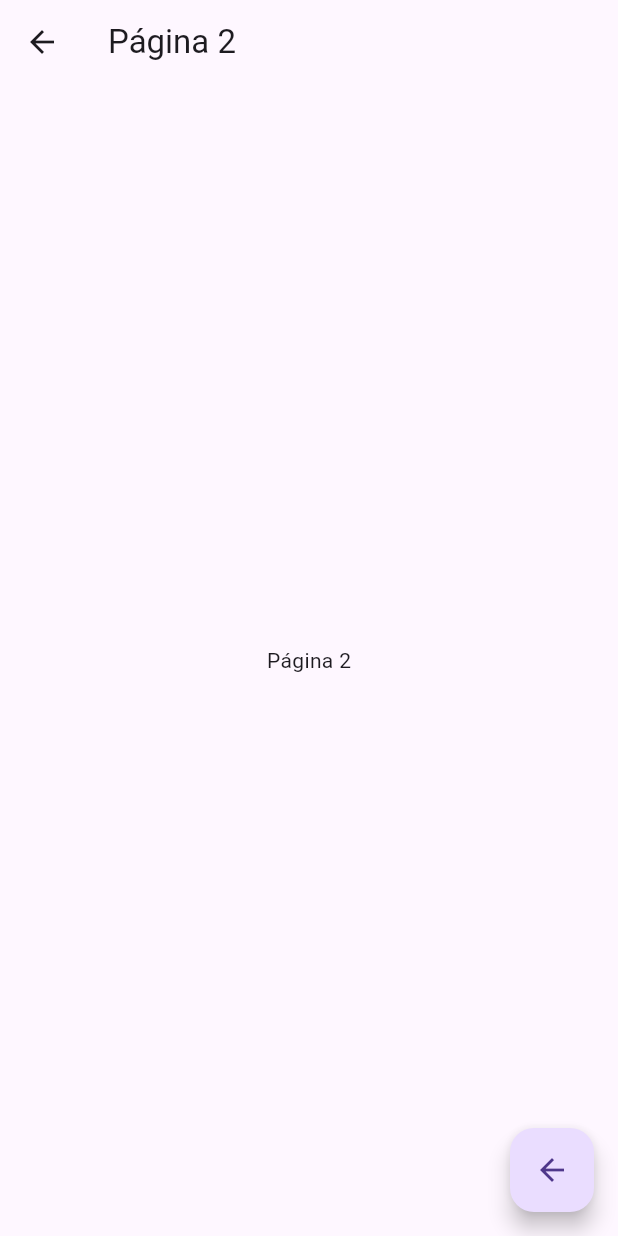
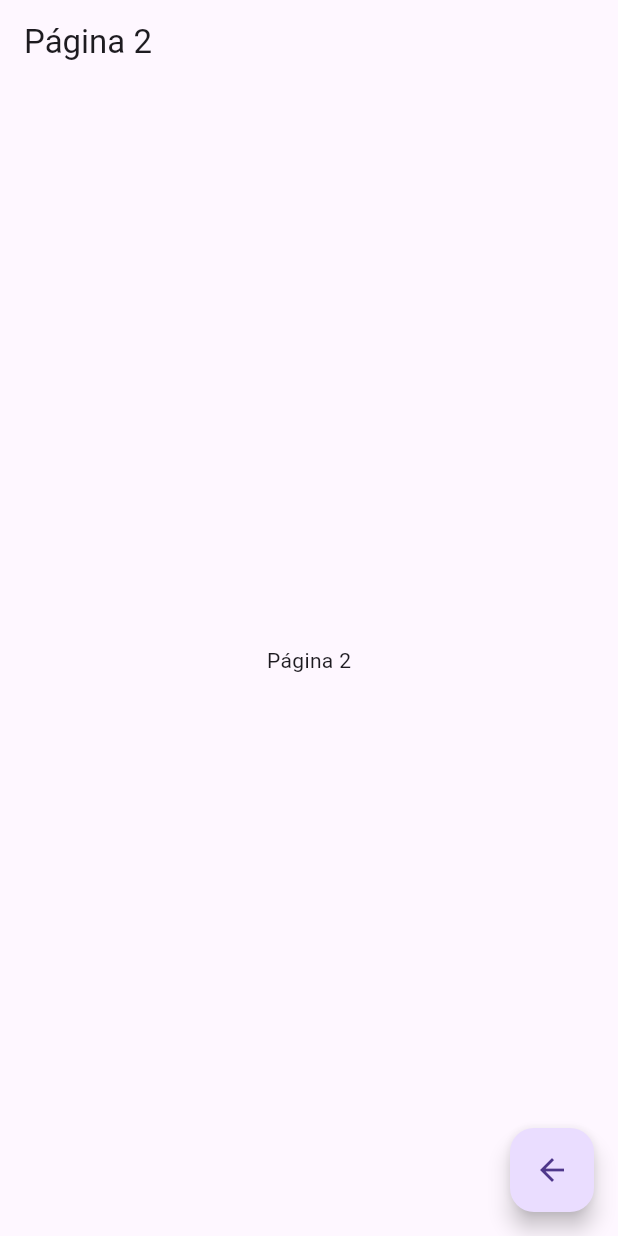
Before and after one commit to ammarAlaliS/teoria_0, a Flutter app: the screen it shows after launch, after a tap on the "nat" icon, on a phone screen of 412 x 824 dp. Run offline on Flutter 3.47's test engine with Material 3 defaults, Android fonts, the phone set to English and light mode, and no system bars; our stand-ins replace flutter_svg.

Commit message:
Navegar hacia una pagina y destruir ;a anterior

```diff
--- a/lib/src/pages/pagina1.dart
+++ b/lib/src/pages/pagina1.dart
@@ -19,7 +19,7 @@ class _Pagina1State extends State<Pagina1> {
       ),
       floatingActionButton: FloatingActionButton(
         onPressed: () {
-          Navigator.pushNamed(context, '/pagina2');
+          Navigator.pushReplacementNamed(context, '/pagina2');
         },
         child: const Icon(Icons.nat),
       ),
--- a/lib/src/pages/pagina2.dart
+++ b/lib/src/pages/pagina2.dart
@@ -19,9 +19,9 @@ class _Pagina2State extends State<Pagina2> {
       ),
       floatingActionButton: FloatingActionButton(
         onPressed: () {
-          Navigator.pop(context); // Correctly closing the current page
+          Navigator.pop(context);
         },
-        child: const Icon(Icons.arrow_back), // Change to a back arrow icon if appropriate
+        child: const Icon(Icons.arrow_back),
       ),
     );
   }
```
